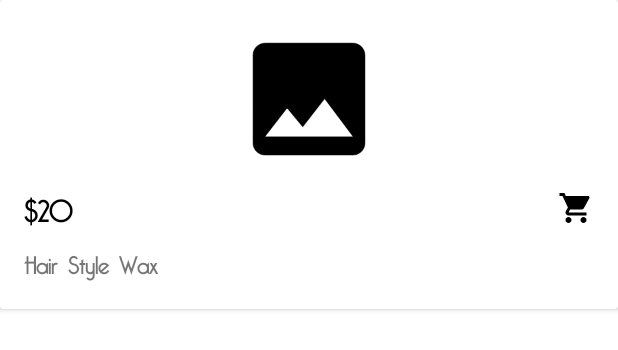
After one commit to maheshpd/AndroidBarberStaffApp, an Android app: the layout layout_shopping_item.xml on its own in the app's theme, with its tools: preview values and no code run, on a phone screen of 412 x 824 dp. The commit adds this screen. Shown: the top 350 px of the screen. Run offline under Robolectric (Android 15) with nearby library versions, the phone set to English and light mode, and no system bars.

Commit message:
Staff app Load Shopping Items

```diff
--- a/app/build.gradle
+++ b/app/build.gradle
@@ -31,6 +31,7 @@ dependencies {
     implementation 'androidx.constraintlayout:constraintlayout:1.1.3'
     implementation 'com.google.firebase:firebase-firestore:20.2.0'
     implementation 'com.google.firebase:firebase-messaging:19.0.1'
+    implementation 'androidx.legacy:legacy-support-v4:1.0.0'
     testImplementation 'junit:junit:4.12'
     androidTestImplementation 'androidx.test:runner:1.2.0'
     androidTestImplementation 'androidx.test.espresso:espresso-core:3.2.0'
@@ -56,4 +57,6 @@ dependencies {
     implementation 'com.squareup.retrofit2:converter-gson:2.6.0'
     implementation 'io.reactivex.rxjava2:rxandroid:2.0.2'
     implementation 'io.reactivex.rxjava2:rxjava:2.1.14'
+
+    implementation 'com.squareup.picasso:picasso:2.71828'
 }
--- a/app/src/main/java/com/example/androidbarberstaffapp/Common/Common.java
+++ b/app/src/main/java/com/example/androidbarberstaffapp/Common/Common.java
@@ -126,6 +126,10 @@ public class Common {
         notificationManager.notify(notification_id,notification);
     }
 
+    public static String formatShoppingItemName(String name) {
+        return name.length() > 13 ? new StringBuilder(name.substring(0, 10)).append("...").toString() : name;
+    }
+
     public enum TOKEN_TYPE {
         CLIENT,
         BARBER,
--- /dev/null
+++ b/app/src/main/res/drawable/ic_shopping_cart_black_24dp.xml
@@ -0,0 +1,9 @@
+<vector xmlns:android="http://schemas.android.com/apk/res/android"
+    android:width="24dp"
+    android:height="24dp"
+    android:viewportWidth="24.0"
+    android:viewportHeight="24.0">
+    <path
+        android:fillColor="#FF000000"
+        android:pathData="M7,18c-1.1,0 -1.99,0.9 -1.99,2S5.9,22 7,22s2,-0.9 2,-2 -0.9,-2 -2,-2zM1,2v2h2l3.6,7.59 -1.35,2.45c-0.16,0.28 -0.25,0.61 -0.25,0.96 0,1.1 0.9,2 2,2h12v-2L7.42,15c-0.14,0 -0.25,-0.11 -0.25,-0.25l0.03,-0.12 0.9,-1.63h7.45c0.75,0 1.41,-0.41 1.75,-1.03l3.58,-6.49c0.08,-0.14 0.12,-0.31 0.12,-0.48 0,-0.55 -0.45,-1 -1,-1L5.21,4l-0.94,-2L1,2zM17,18c-1.1,0 -1.99,0.9 -1.99,2s0.89,2 1.99,2 2,-0.9 2,-2 -0.9,-2 -2,-2z" />
+</vector>
--- /dev/null
+++ b/app/src/main/res/layout/layout_shopping_item.xml
@@ -0,0 +1,63 @@
+<?xml version="1.0" encoding="utf-8"?>
+<androidx.cardview.widget.CardView xmlns:android="http://schemas.android.com/apk/res/android"
+    android:layout_width="match_parent"
+    android:layout_height="wrap_content"
+    android:orientation="vertical">
+
+
+    <LinearLayout
+        android:layout_width="match_parent"
+        android:layout_height="wrap_content"
+        android:orientation="vertical"
+        android:padding="16dp">
+
+        <ImageView
+            android:id="@+id/img_shopping_item"
+            android:layout_width="100dp"
+            android:layout_height="100dp"
+            android:layout_gravity="center_horizontal"
+            android:src="@drawable/ic_image_black_24dp" />
+
+        <LinearLayout
+            android:layout_width="match_parent"
+            android:layout_height="wrap_content"
+            android:orientation="horizontal"
+            android:weightSum="2">
+
+            <TextView
+                android:id="@+id/txt_price_shopping_item"
+                android:layout_width="0dp"
+                android:layout_height="wrap_content"
+                android:layout_weight="1"
+                android:fontFamily="@font/bellerose"
+                android:gravity="left"
+                android:text="$20"
+                android:textColor="@android:color/background_dark"
+                android:textSize="20sp"
+                android:textStyle="bold" />
+
+            <TextView
+                android:id="@+id/txt_add_to_cart"
+                android:layout_width="0dp"
+                android:layout_height="wrap_content"
+                android:layout_weight="1"
+                android:drawableRight="@drawable/ic_shopping_cart_black_24dp"
+                android:fontFamily="@font/bellerose"
+                android:gravity="center_horizontal"
+                android:text="     "
+                android:textColor="@android:color/background_dark"
+                android:textSize="16sp"
+                android:textStyle="bold" />
+        </LinearLayout>
+
+        <TextView
+            android:id="@+id/txt_name_shopping_item"
+            android:layout_width="match_parent"
+            android:layout_height="wrap_content"
+            android:fontFamily="@font/bellerose"
+            android:text="Hair Style Wax"
+            android:textSize="16sp"
+            android:textStyle="bold" />
+    </LinearLayout>
+
+</androidx.cardview.widget.CardView>
--- a/app/src/main/res/values/strings.xml
+++ b/app/src/main/res/values/strings.xml
@@ -2,4 +2,7 @@
     <string name="app_name">AndroidBarberStaffApp</string>
     <string name="open">Open</string>
     <string name="close">Close</string>
+
+    <!-- TODO: Remove or change this placeholder text -->
+    <string name="hello_blank_fragment">Hello blank fragment</string>
 </resources>
```
Also changed, not shown: app/src/main/java/com/example/androidbarberstaffapp/Interface/IOnShoppingItemSelected.java (added, +7 -0 lines), app/src/main/java/com/example/androidbarberstaffapp/Interface/IShoppingDataLoadListener.java (added, +11 -0 lines), app/src/main/java/com/example/androidbarberstaffapp/activity/DoneServicesActivity.java (+41 -1 lines), app/src/main/java/com/example/androidbarberstaffapp/fragment/MyShopingItemAdapter.java (added, +89 -0 lines), app/src/main/java/com/example/androidbarberstaffapp/fragment/ShoppingFragment.java (added, +184 -0 lines), app/src/main/java/com/example/androidbarberstaffapp/model/ShoppingItem.java (added, +47 -0 lines), app/src/main/res/layout/activity_done_services.xml (+11 -5 lines), app/src/main/res/layout/fragment_shopping.xml (added, +73 -0 lines).
